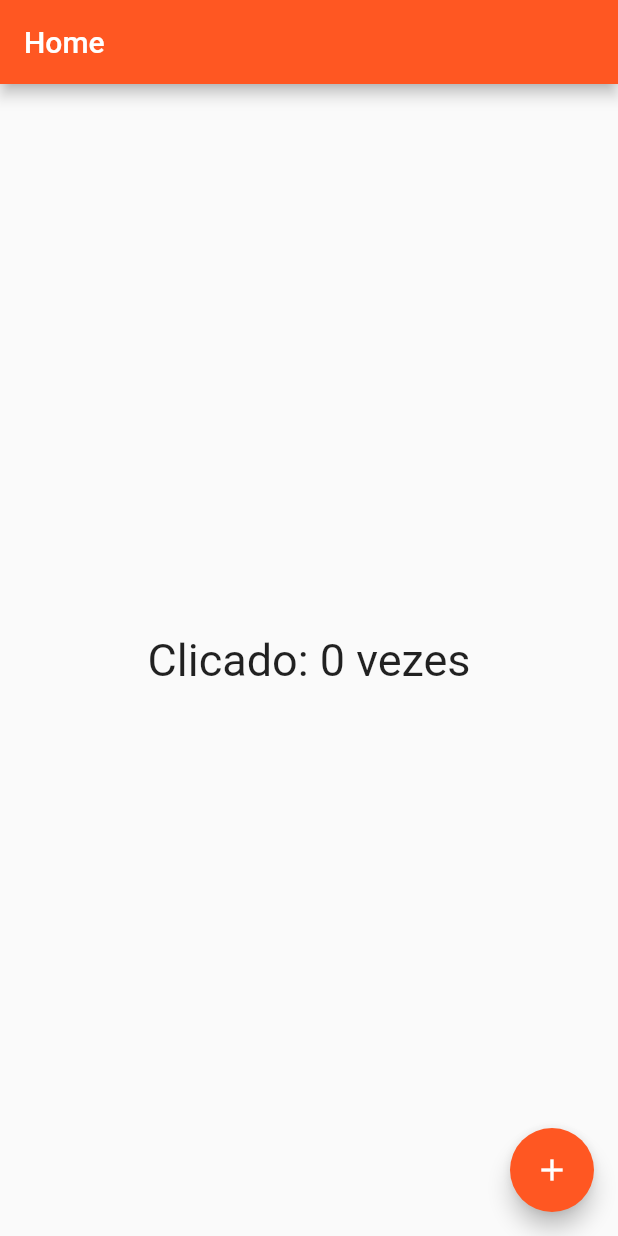
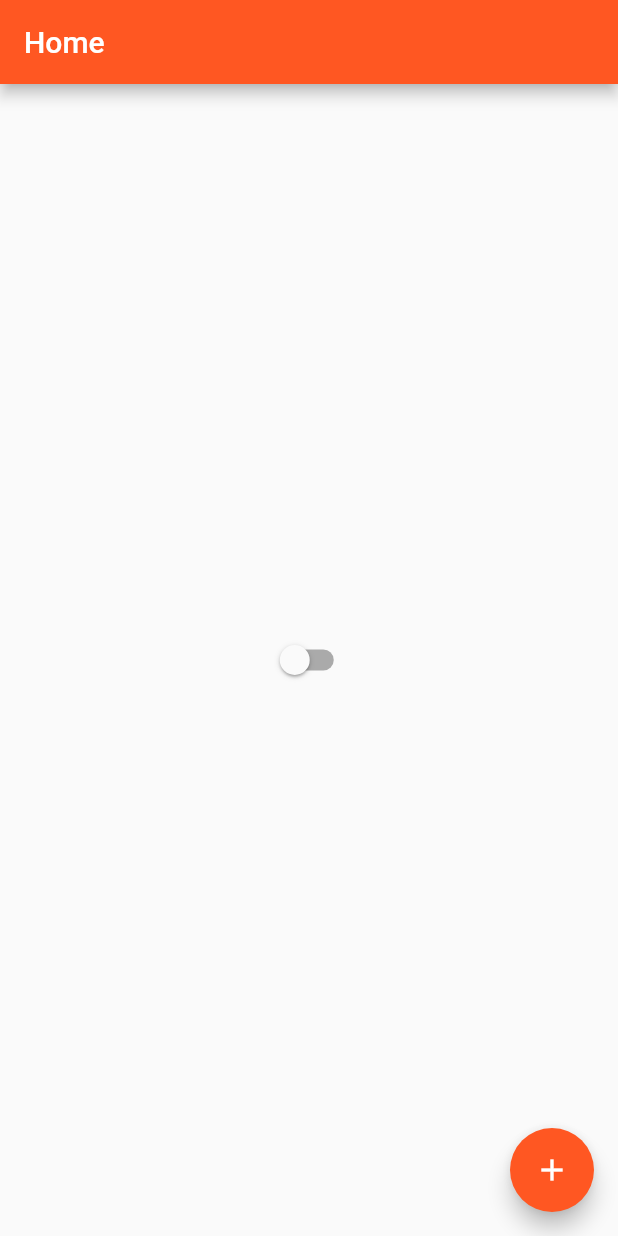
Before and after one commit to FilipeNMarques/learningFlutter, a Flutter app: the screen it shows after launch, on a phone screen of 412 x 824 dp. Run offline on Flutter 3.47's test engine with Material 2 defaults, Android fonts, the phone set to English and light mode, and no system bars.

```diff
--- /dev/null
+++ b/lib/app_controller.dart
@@ -0,0 +1,12 @@
+import 'package:flutter/material.dart';
+
+class AppController extends ChangeNotifier {
+  static AppController instance = AppController();
+
+  bool isDarkTheme = false;
+
+  changeTheme() {
+    isDarkTheme = !isDarkTheme;
+    notifyListeners();
+  }
+}
--- a/lib/app_widget.dart
+++ b/lib/app_widget.dart
@@ -1,12 +1,22 @@
 import 'package:flutter/cupertino.dart';
 import 'package:flutter/material.dart';
+import 'package:flutter_01/app_controller.dart';
 
 import 'home_page.dart';
 
 class AppWidget extends StatelessWidget {
   @override
   Widget build(BuildContext context) {
-    return MaterialApp(
-        theme: ThemeData(primarySwatch: Colors.deepOrange), home: HomePage());
+    return AnimatedBuilder(
+        animation: AppController.instance,
+        builder: (context, child) {
+          return MaterialApp(
+              theme: ThemeData(
+                  primarySwatch: Colors.deepOrange,
+                  brightness: AppController.instance.isDarkTheme
+                      ? Brightness.dark
+                      : Brightness.light),
+              home: HomePage());
+        });
   }
 }
--- a/lib/home_page.dart
+++ b/lib/home_page.dart
@@ -1,5 +1,6 @@
 import 'package:flutter/cupertino.dart';
 import 'package:flutter/material.dart';
+import 'package:flutter_01/app_controller.dart';
 
 class HomePage extends StatefulWidget {
   @override
@@ -18,17 +19,13 @@ class HomePageState extends State<HomePage> {
           title: Text('Home'),
         ),
         body: Center(
-          child: GestureDetector(
-            child: Text(
-              'Clicado: $counter vezes',
-              style: TextStyle(fontSize: 30),
-            ),
-            onTap: () {
-              setState(() {
-                counter++;
-              });
-            },
-          ),
+          child: Switch(
+              value: AppController.instance.isDarkTheme,
+              onChanged: (value) {
+                setState(() {
+                  AppController.instance.changeTheme();
+                });
+              }),
         ),
         floatingActionButton: FloatingActionButton(
           onPressed: () {
```
